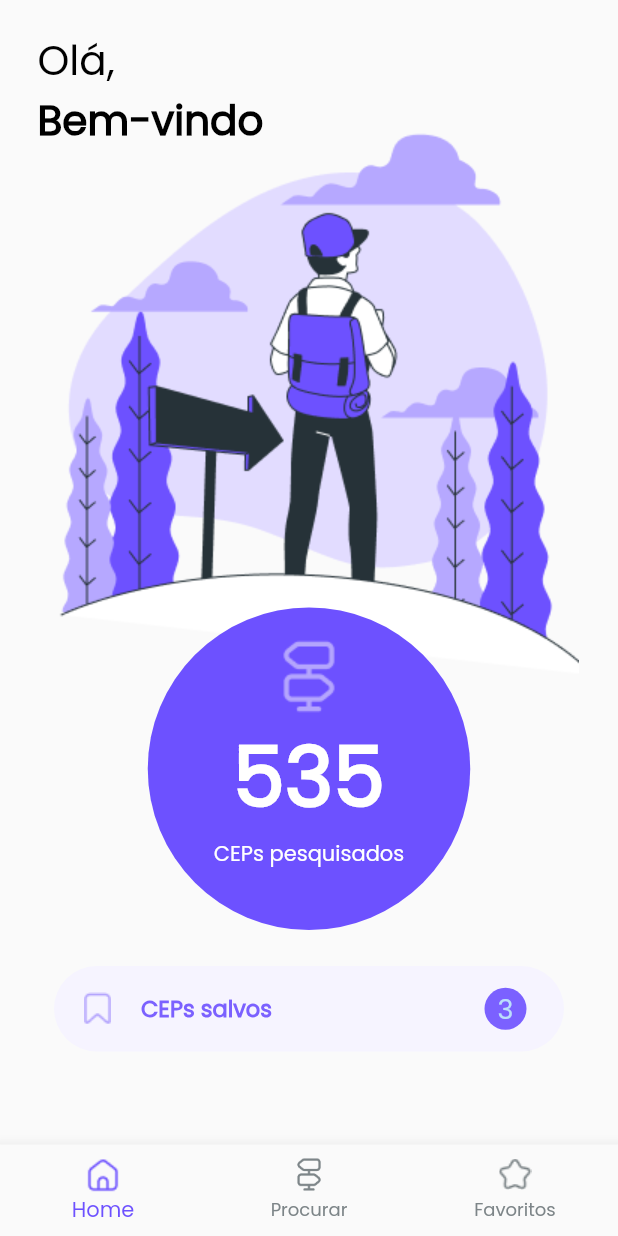
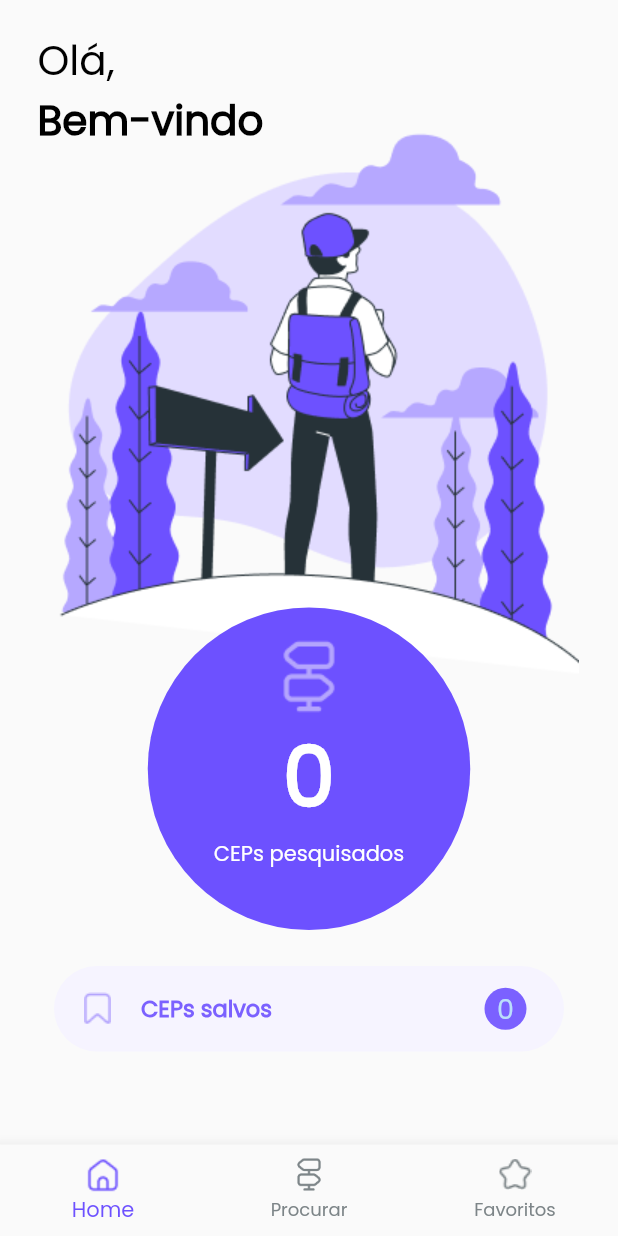
Before and after one commit to PauloRob8/CEP_FINDER, a Flutter app: the screen it shows after launch, on a phone screen of 412 x 824 dp. Run offline on Flutter 3.47's test engine with Material 2 defaults, Android fonts, the phone set to English and light mode, and no system bars; our stand-ins replace equatable, flutter_bloc, keyboard_actions, shared_preferences.

Commit message:
Get data from local database on home page

```diff
--- /dev/null
+++ b/lib/bloc/home/home_cubit.dart
@@ -0,0 +1,29 @@
+import 'package:cep_finder/bloc/home/home_state.dart';
+import 'package:cep_finder/data/shared_preferences_keys.dart';
+import 'package:flutter_bloc/flutter_bloc.dart';
+import 'package:shared_preferences/shared_preferences.dart';
+
+class HomeCubit extends Cubit<HomeState> {
+  HomeCubit() : super(HomeState.isLoading());
+
+  late SharedPreferences _preferences;
+
+  /// Get saved data on the local database
+  /// number of saved ceps
+  /// number of searched of ceps
+  Future<void> getSavedData() async {
+    _preferences = await SharedPreferences.getInstance();
+
+    final searchedCeps =
+        _preferences.getInt(SharedPreferencesKeys.searchedCeps) ?? 0;
+    final savedCounter =
+        _preferences.getInt(SharedPreferencesKeys.savedCounter) ?? 0;
+
+    emit(
+      HomeState.fetchedData(
+        searchedCeps: searchedCeps,
+        savedCounter: savedCounter,
+      ),
+    );
+  }
+}
--- /dev/null
+++ b/lib/bloc/home/home_state.dart
@@ -0,0 +1,36 @@
+import 'package:equatable/equatable.dart';
+
+class HomeState extends Equatable {
+  const HomeState({
+    required this.isLoading,
+    required this.searchedCeps,
+    required this.savedCounter,
+  });
+
+  factory HomeState.isLoading() => const HomeState(
+        isLoading: true,
+        searchedCeps: 0,
+        savedCounter: 0,
+      );
+
+  factory HomeState.fetchedData({
+    required int searchedCeps,
+    required int savedCounter,
+  }) =>
+      HomeState(
+        isLoading: false,
+        searchedCeps: searchedCeps,
+        savedCounter: savedCounter,
+      );
+
+  final bool isLoading;
+  final int searchedCeps;
+  final int savedCounter;
+
+  @override
+  List<Object?> get props => [
+        isLoading,
+        searchedCeps,
+        savedCounter,
+      ];
+}
--- a/lib/pages/home/home_page.dart
+++ b/lib/pages/home/home_page.dart
@@ -1,6 +1,9 @@
+import 'package:cep_finder/bloc/home/home_cubit.dart';
+import 'package:cep_finder/bloc/home/home_state.dart';
 import 'package:cep_finder/pages/home/widgets/saved_codes_widget.dart';
 import 'package:cep_finder/pages/home/widgets/searched_codes_widget.dart';
 import 'package:flutter/material.dart';
+import 'package:flutter_bloc/flutter_bloc.dart';
 
 class HomePage extends StatefulWidget {
   const HomePage({Key? key}) : super(key: key);
@@ -10,17 +13,13 @@ class HomePage extends StatefulWidget {
 }
 
 class _HomeState extends State<HomePage> {
-  @override
-  void initState() {
-    super.initState();
-
-    //
-  }
+  HomeCubit get cubit => context.read<HomeCubit>();
 
   @override
   Widget build(BuildContext context) => LayoutBuilder(
         builder: (context, constraints) => SingleChildScrollView(
-          child: Column(
+          child: BlocBuilder<HomeCubit, HomeState>(
+            builder: (context, state) => Column(
               children: [
                 SizedBox(
                   width: constraints.maxWidth,
@@ -29,18 +28,23 @@ class _HomeState extends State<HomePage> {
                     children: [
                       _makeImageBackground(),
                       _makeWelcomeText(),
-                    const Align(
+                      Align(
                         alignment: Alignment.bottomCenter,
-                      child: SearchedCodesWidget(),
+                        child: SearchedCodesWidget(
+                          searchedCeps: state.searchedCeps,
+                        ),
                       ),
                     ],
                   ),
                 ),
-              const Align(
+                Align(
                   alignment: Alignment.bottomCenter,
-                child: SavedCodesWidget(),
+                  child: SavedCodesWidget(
+                    savedCounter: state.savedCounter,
+                  ),
                 ),
               ],
+            ),
           ),
         ),
       );
--- a/lib/pages/home/widgets/saved_codes_widget.dart
+++ b/lib/pages/home/widgets/saved_codes_widget.dart
@@ -1,7 +1,12 @@
 import 'package:flutter/material.dart';
 
 class SavedCodesWidget extends StatelessWidget {
-  const SavedCodesWidget({Key? key}) : super(key: key);
+  const SavedCodesWidget({
+    required this.savedCounter,
+    Key? key,
+  }) : super(key: key);
+
+  final int savedCounter;
 
   @override
   Widget build(BuildContext context) => Padding(
@@ -46,16 +51,16 @@ class SavedCodesWidget extends StatelessWidget {
                     ),
                   ),
                 ),
-                const Padding(
-                  padding: EdgeInsets.only(right: 25.0),
+                Padding(
+                  padding: const EdgeInsets.only(right: 25.0),
                   child: CircleAvatar(
                     radius: 14,
-                    backgroundColor: Color(
+                    backgroundColor: const Color(
                       0xFF7B61FF,
                     ),
                     child: Text(
-                      '3',
-                      style: TextStyle(
+                      savedCounter.toString(),
+                      style: const TextStyle(
                         fontFamily: 'Poppins',
                         fontSize: 18.0,
                       ),
--- a/lib/pages/home/widgets/searched_codes_widget.dart
+++ b/lib/pages/home/widgets/searched_codes_widget.dart
@@ -1,7 +1,12 @@
 import 'package:flutter/material.dart';
 
 class SearchedCodesWidget extends StatelessWidget {
-  const SearchedCodesWidget({Key? key}) : super(key: key);
+  const SearchedCodesWidget({
+    required this.searchedCeps,
+    Key? key,
+  }) : super(key: key);
+
+  final int searchedCeps;
 
   @override
   Widget build(BuildContext context) => Container(
@@ -35,18 +40,18 @@ class SearchedCodesWidget extends StatelessWidget {
                   ),
                   child: RichText(
                     textAlign: TextAlign.center,
-                    text: const TextSpan(
+                    text: TextSpan(
                       children: [
                         TextSpan(
-                          text: '535',
-                          style: TextStyle(
+                          text: searchedCeps.toString(),
+                          style: const TextStyle(
                             fontFamily: 'Poppins',
                             fontSize: 55.0,
                             color: Colors.white,
                             fontWeight: FontWeight.w600,
                           ),
                         ),
-                        TextSpan(
+                        const TextSpan(
                           text: '\nCEPs pesquisados',
                           style: TextStyle(
                             fontFamily: 'Poppins',
--- a/lib/pages/main_page.dart
+++ b/lib/pages/main_page.dart
@@ -1,3 +1,5 @@
+import 'package:cep_finder/bloc/favorites/favorites_cubit.dart';
+import 'package:cep_finder/bloc/home/home_cubit.dart';
 import 'package:cep_finder/bloc/navigation/navigation_cubit.dart';
 import 'package:cep_finder/bloc/navigation/navigation_state.dart';
 import 'package:cep_finder/bloc/search/search_cubit.dart';
@@ -40,17 +42,26 @@ class _MainState extends State<MainPage> {
   Widget _getPage(int index) {
     switch (index) {
       case 0:
-        return const HomePage();
+        return BlocProvider<HomeCubit>(
+          create: (context) => HomeCubit()..getSavedData(),
+          child: const HomePage(),
+        );
       case 1:
         return BlocProvider<SearchCubit>(
           create: (context) => SearchCubit(),
           child: const SearchPage(),
         );
       case 2:
-        return const FavoritesPage();
+        return BlocProvider<FavoritesCubit>(
+          create: (context) => FavoritesCubit()..getFavoritesAddresses(),
+          child: const FavoritesPage(),
+        );
 
       default:
-        return const HomePage();
+        return BlocProvider<HomeCubit>(
+          create: (context) => HomeCubit()..getSavedData(),
+          child: const HomePage(),
+        );
     }
   }
 
```
Lines whose indentation alone changed are shown as unchanged.
